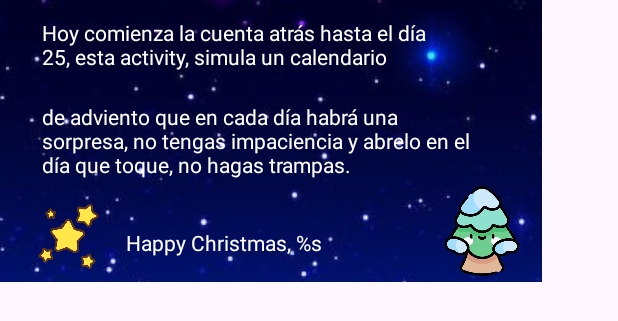
After one commit to dmunozlieb/Mu-oz_Daniel_practicaPMDM, an Android app: the layout dialog_layout1.xml on its own in the app's theme, with its tools: preview values and no code run, on a phone screen of 412 x 824 dp. The commit adds this screen. Shown: the top 321 px of the screen. Run offline under Robolectric (Android 15) with nearby library versions, the phone set to English and light mode, and no system bars.

Commit message:
Activity calendar.

```diff
--- a/app/src/main/AndroidManifest.xml
+++ b/app/src/main/AndroidManifest.xml
@@ -14,7 +14,8 @@
         tools:targetApi="31">
         <activity
             android:name=".ActivityCalendar"
-            android:exported="false" />
+            android:exported="false"
+            />
         <activity
             android:name=".SplashScreen"
             android:exported="true">
--- a/app/src/main/res/layout/activity_calendar.xml
+++ b/app/src/main/res/layout/activity_calendar.xml
@@ -45,12 +45,13 @@
         app:layout_constraintTop_toTopOf="parent" />
 
     <TextView
+        android:id="@+id/txt_dia"
         android:layout_width="wrap_content"
         android:layout_height="wrap_content"
         app:layout_constraintTop_toBottomOf="@+id/txt_sorpresa"
         app:layout_constraintEnd_toEndOf="parent"
         app:layout_constraintStart_toStartOf="parent"
-        android:text="Día "
+        android:text="@string/txt_diaactual"
         android:textSize="45sp"
         app:layout_constraintHorizontal_bias="0.3"
         android:textColor="#874242"
--- /dev/null
+++ b/app/src/main/res/layout/dialog_layout1.xml
@@ -0,0 +1,66 @@
+<?xml version="1.0" encoding="utf-8"?>
+<androidx.constraintlayout.widget.ConstraintLayout xmlns:android="http://schemas.android.com/apk/res/android"
+    xmlns:app="http://schemas.android.com/apk/res-auto"
+    xmlns:tools="http://schemas.android.com/tools"
+    android:layout_width="match_parent"
+    android:layout_height="match_parent">
+
+    <ImageView
+        android:id="@+id/imageView"
+        android:layout_width="361dp"
+        android:layout_height="188dp"
+        android:scaleType="center"
+        android:src="@drawable/fondozaul_estrellado"
+        app:layout_constraintStart_toStartOf="parent"
+        app:layout_constraintTop_toTopOf="parent" />
+
+    <ImageView
+        android:layout_width="59dp"
+        android:layout_height="43dp"
+        android:layout_marginStart="16dp"
+        android:layout_marginTop="136dp"
+        android:src="@drawable/estrellas_removebg_preview"
+        app:layout_constraintStart_toStartOf="parent"
+        app:layout_constraintTop_toTopOf="parent" />
+
+    <TextView
+        android:layout_width="277dp"
+        android:layout_height="44dp"
+        android:layout_marginStart="28dp"
+        android:layout_marginTop="12dp"
+        android:text="Hoy comienza la cuenta atrás hasta el día 25, esta activity, simula un calendario"
+        android:textColor="@color/white"
+        app:layout_constraintStart_toStartOf="parent"
+        app:layout_constraintTop_toTopOf="@+id/imageView" />
+
+    <TextView
+        android:layout_width="289dp"
+        android:layout_height="56dp"
+        android:layout_marginStart="28dp"
+        android:layout_marginTop="68dp"
+        android:text="de adviento que en cada día habrá una sorpresa, no tengas impaciencia y abrelo en el día que toque, no hagas trampas."
+        android:textColor="@color/white"
+        app:layout_constraintStart_toStartOf="parent"
+        app:layout_constraintTop_toTopOf="parent" />
+
+    <TextView
+        android:id="@+id/txt_felicitacion"
+        android:layout_width="wrap_content"
+        android:layout_height="wrap_content"
+        android:layout_marginStart="84dp"
+        android:layout_marginTop="152dp"
+        android:text="@string/happy_christmas"
+        android:textColor="@color/white"
+        app:layout_constraintStart_toStartOf="parent"
+        app:layout_constraintTop_toTopOf="parent" />
+
+    <ImageView
+        android:layout_width="61dp"
+        android:layout_height="60dp"
+        android:layout_marginTop="124dp"
+
+        android:layout_marginEnd="60dp"
+        android:src="@drawable/arbolnav_icon"
+        app:layout_constraintEnd_toEndOf="parent"
+        app:layout_constraintTop_toTopOf="parent" />
+</androidx.constraintlayout.widget.ConstraintLayout>
--- a/app/src/main/res/values/themes.xml
+++ b/app/src/main/res/values/themes.xml
@@ -3,7 +3,7 @@
     <style name="Base.Theme.Munoz_Daniel_practicaPMDM" parent="Theme.Material3.DayNight.NoActionBar">
         <!-- Customize your light theme here. -->
         <!-- <item name="colorPrimary">@color/my_light_primary</item> -->
-        <item name="android:windowAnimationStyle">@style/WindowAnimationTransition</item>
+
 
     </style>
 
```
Also changed, not shown: app/src/main/java/com/practica/munoz_daniel_practicapmdm/ActivityCalendar.kt (+52 -1 lines), app/src/main/java/com/practica/munoz_daniel_practicapmdm/MainActivity.kt (+15 -2 lines), app/src/main/res/values/strings.xml (+2 -36 lines), app/src/main/res/drawable/arbolnav_icon.png (added), app/src/main/res/drawable/estrellas_removebg_preview.png (added), app/src/main/res/drawable/fondozaul_estrellado.jpeg (added).
